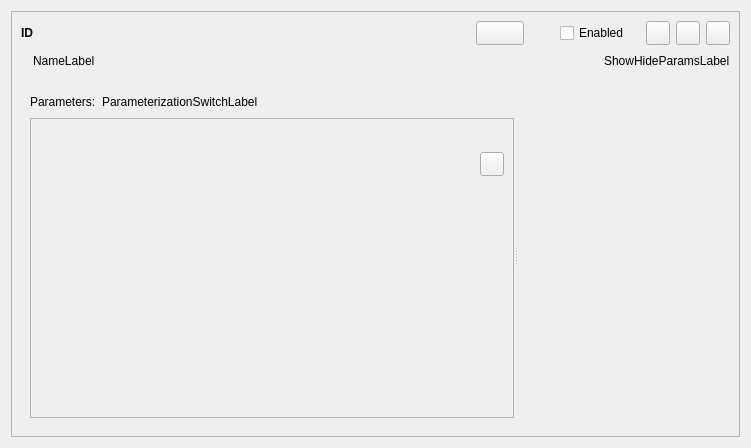
OpenFLUID/openfluid, file src/apps/openfluid-builder/common/WareWidget.ui: the form before one commit.
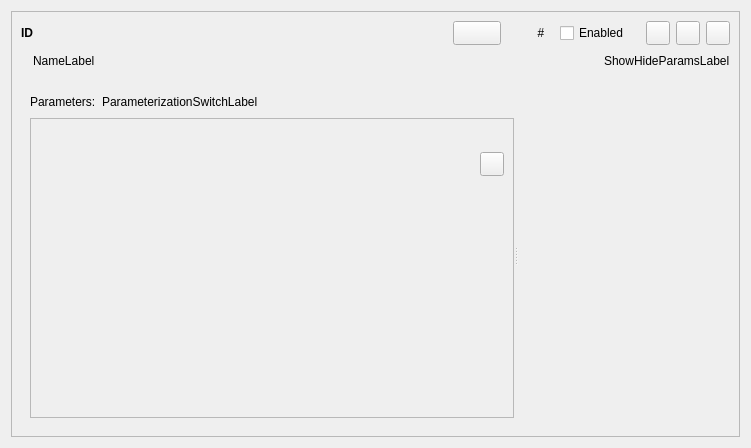
The form after the commit. Custom widgets are drawn as their Qt base class.

Commit message:
Add of ware order in OpenFLUID-Builder
* Added simulator and generator order in both management
  and graphical view of models
* Added observer order in management of monitoring

Patch:
```diff
--- a/src/apps/openfluid-builder/common/WareWidget.ui
+++ b/src/apps/openfluid-builder/common/WareWidget.ui
@@ -104,6 +104,37 @@
           </property>
          </spacer>
         </item>
+        <item>
+         <widget class="QLabel" name="OrderLabel">
+          <property name="font">
+           <font>
+            <italic>true</italic>
+           </font>
+          </property>
+          <property name="text">
+           <string notr="true">#</string>
+          </property>
+          <property name="alignment">
+           <set>Qt::AlignRight|Qt::AlignTrailing|Qt::AlignVCenter</set>
+          </property>
+         </widget>
+        </item>
+        <item>
+         <spacer name="horizontalSpacer_7">
+          <property name="orientation">
+           <enum>Qt::Horizontal</enum>
+          </property>
+          <property name="sizeType">
+           <enum>QSizePolicy::Fixed</enum>
+          </property>
+          <property name="sizeHint" stdset="0">
+           <size>
+            <width>10</width>
+            <height>20</height>
+           </size>
+          </property>
+         </spacer>
+        </item>
         <item>
          <widget class="QCheckBox" name="EnabledCheckBox">
           <property name="text">
```
The commit also changes 9 other files.
